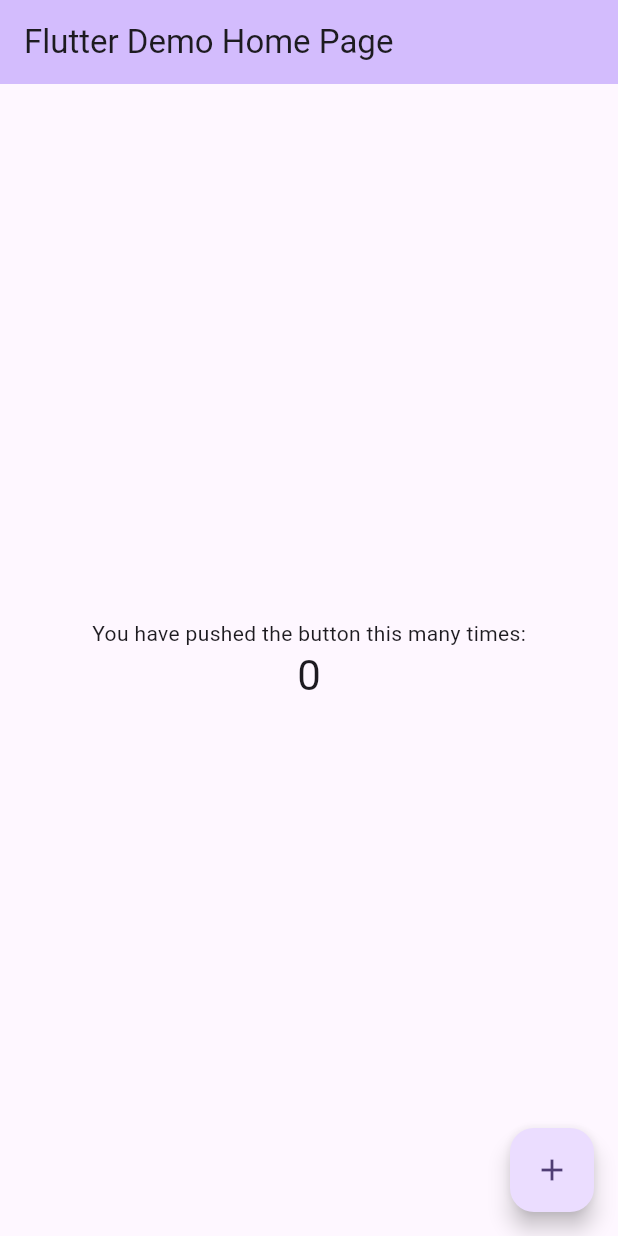
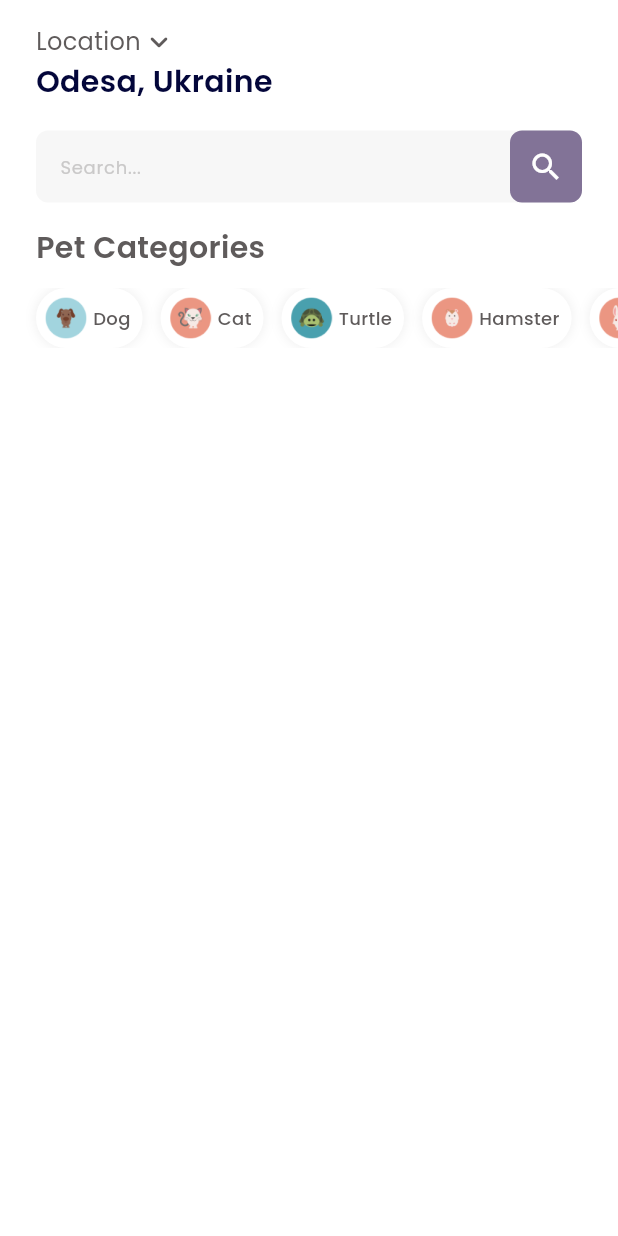
Before and after one commit to maksymzozuliak/KPP_Zozuliak, a Flutter app: the screen it shows after launch, on a phone screen of 412 x 824 dp. Run offline on Flutter 3.47's test engine with Material 3 defaults, Android fonts, the phone set to English and light mode, and no system bars; our stand-ins replace google_fonts; missing offline and left inert: dart:ffi.

Commit message:
PetScreen init

```diff
--- /dev/null
+++ b/lib/enum/category_enum.dart
@@ -0,0 +1,15 @@
+enum Category {
+  dog(name: "Dog", icon: "assets/images/dog_image.png"),
+  cat(name: "Cat", icon: "assets/images/cat_image.png"),
+  turtle(name: "Turtle", icon: "assets/images/turtle_image.png"),
+  hamster(name: "Hamster", icon: "assets/images/hamster_image.png"),
+  rabbit(name: "Rabbit", icon: "assets/images/rabbit_image.png");
+
+  const Category({
+    required this.name,
+    required this.icon,
+  });
+
+  final String name;
+  final String icon;
+}
--- a/lib/main.dart
+++ b/lib/main.dart
@@ -1,3 +1,4 @@
+import 'package:adopt_a_pet/ui/views/pet_screen/pet_screen.dart';
 import 'package:flutter/material.dart';
 
 void main() {
@@ -7,119 +8,19 @@ void main() {
 class MyApp extends StatelessWidget {
   const MyApp({super.key});
 
-  // This widget is the root of your application.
   @override
   Widget build(BuildContext context) {
     return MaterialApp(
       title: 'Flutter Demo',
+      debugShowCheckedModeBanner: false,
       theme: ThemeData(
-        // This is the theme of your application.
-        //
-        // TRY THIS: Try running your application with "flutter run". You'll see
-        // the application has a blue toolbar. Then, without quitting the app,
-        // try changing the seedColor in the colorScheme below to Colors.green
-        // and then invoke "hot reload" (save your changes or press the "hot
-        // reload" button in a Flutter-supported IDE, or press "r" if you used
-        // the command line to start the app).
-        //
-        // Notice that the counter didn't reset back to zero; the application
-        // state is not lost during the reload. To reset the state, use hot
-        // restart instead.
-        //
-        // This works for code too, not just values: Most code changes can be
-        // tested with just a hot reload.
         colorScheme: ColorScheme.fromSeed(seedColor: Colors.deepPurple),
         useMaterial3: true,
       ),
-      home: const MyHomePage(title: 'Flutter Demo Home Page'),
+      home: Scaffold(
+          body: PetScreen(),
+          backgroundColor: Colors.white,
+      ),
     );
   }
 }
-
-class MyHomePage extends StatefulWidget {
-  const MyHomePage({super.key, required this.title});
-
-  // This widget is the home page of your application. It is stateful, meaning
-  // that it has a State object (defined below) that contains fields that affect
-  // how it looks.
-
-  // This class is the configuration for the state. It holds the values (in this
-  // case the title) provided by the parent (in this case the App widget) and
-  // used by the build method of the State. Fields in a Widget subclass are
-  // always marked "final".
-
-  final String title;
-
-  @override
-  State<MyHomePage> createState() => _MyHomePageState();
-}
-
-class _MyHomePageState extends State<MyHomePage> {
-  int _counter = 0;
-
-  void _incrementCounter() {
-    setState(() {
-      // This call to setState tells the Flutter framework that something has
-      // changed in this State, which causes it to rerun the build method below
-      // so that the display can reflect the updated values. If we changed
-      // _counter without calling setState(), then the build method would not be
-      // called again, and so nothing would appear to happen.
-      _counter++;
-    });
-  }
-
-  @override
-  Widget build(BuildContext context) {
-    // This method is rerun every time setState is called, for instance as done
-    // by the _incrementCounter method above.
-    //
-    // The Flutter framework has been optimized to make rerunning build methods
-    // fast, so that you can just rebuild anything that needs updating rather
-    // than having to individually change instances of widgets.
-    return Scaffold(
-      appBar: AppBar(
-        // TRY THIS: Try changing the color here to a specific color (to
-        // Colors.amber, perhaps?) and trigger a hot reload to see the AppBar
-        // change color while the other colors stay the same.
-        backgroundColor: Theme.of(context).colorScheme.inversePrimary,
-        // Here we take the value from the MyHomePage object that was created by
-        // the App.build method, and use it to set our appbar title.
-        title: Text(widget.title),
-      ),
-      body: Center(
-        // Center is a layout widget. It takes a single child and positions it
-        // in the middle of the parent.
-        child: Column(
-          // Column is also a layout widget. It takes a list of children and
-          // arranges them vertically. By default, it sizes itself to fit its
-          // children horizontally, and tries to be as tall as its parent.
-          //
-          // Column has various properties to control how it sizes itself and
-          // how it positions its children. Here we use mainAxisAlignment to
-          // center the children vertically; the main axis here is the vertical
-          // axis because Columns are vertical (the cross axis would be
-          // horizontal).
-          //
-          // TRY THIS: Invoke "debug painting" (choose the "Toggle Debug Paint"
-          // action in the IDE, or press "p" in the console), to see the
-          // wireframe for each widget.
-          mainAxisAlignment: MainAxisAlignment.center,
-          children: <Widget>[
-            const Text(
-              'You have pushed the button this many times:',
-            ),
-            Text(
-              '$_counter',
-              style: Theme.of(context).textTheme.headlineMedium,
-            ),
-          ],
-        ),
-      ),
-      floatingActionButton: FloatingActionButton(
-        onPressed: _incrementCounter,
-        tooltip: 'Increment',
-        child: const Icon(Icons.add),
-      ), // This trailing comma makes auto-formatting nicer for build methods.
-    );
-  }
-}
--- /dev/null
+++ b/lib/ui/views/pet_screen/category_list/categories_list.dart
@@ -0,0 +1,29 @@
+import 'package:adopt_a_pet/ui/views/pet_screen/category_list/category_item.dart';
+import 'package:flutter/material.dart';
+import '../../../../enum/category_enum.dart';
+import 'package:google_fonts/google_fonts.dart';
+
+class CategoryList extends StatelessWidget {
+
+  final List<Category> categoryList;
+
+  const CategoryList({
+    required this.categoryList
+  });
+
+  @override
+  Widget build(BuildContext context) {
+    return Container(
+      height: 40.0,
+      child: ListView.separated(
+        padding: const EdgeInsets.symmetric(horizontal: 24.0),
+        itemCount: categoryList.length,
+        scrollDirection: Axis.horizontal,
+        separatorBuilder: (context, index) => const SizedBox(width: 12.0),
+        itemBuilder: (context, index) {
+          return CategoryItem(category: categoryList[index]);
+        },
+      ),
+    );
+  }
+}
--- /dev/null
+++ b/lib/ui/views/pet_screen/category_list/category_item.dart
@@ -0,0 +1,49 @@
+import 'package:flutter/cupertino.dart';
+import 'package:flutter/material.dart';
+import '../../../../enum/category_enum.dart';
+import '../../../widgets/text/body4_text.dart';
+
+class CategoryItem extends StatelessWidget {
+
+  final Category category;
+
+  const CategoryItem(
+      {
+        required this.category
+      }
+  );
+
+  @override
+  Widget build(BuildContext context) {
+
+    return Container(
+      padding: const EdgeInsets.fromLTRB(6,6,8,6),
+      decoration: BoxDecoration(
+        color: Colors.white,
+        borderRadius: BorderRadius.circular(32.0),
+        boxShadow: [
+          BoxShadow(
+            color: Colors.grey.withOpacity(0.15),
+            spreadRadius: 1,
+            blurRadius: 5,
+            offset: const Offset(0, 0),
+          ),
+        ]
+      ),
+      child: Row(
+        children: [
+          Image.asset(
+            height: 28.0,
+            width: 28.0,
+            category.icon,
+          ),
+          const SizedBox(width: 4.0),
+          Body4Text(
+            text: category.name,
+            textColor: const Color(0xFF5F5B5B),
+          )
+        ],
+      )
+    );
+  }
+}
--- /dev/null
+++ b/lib/ui/views/pet_screen/location_widget.dart
@@ -0,0 +1,35 @@
+import 'package:adopt_a_pet/ui/widgets/text/body2_text.dart';
+import 'package:flutter/material.dart';
+import 'package:google_fonts/google_fonts.dart';
+
+import '../../widgets/text/body1_text.dart';
+
+class LocationWidget extends StatelessWidget {
+  @override
+  Widget build(BuildContext context) {
+    return GestureDetector(
+      onTap: () => {},
+      child: Column(
+        crossAxisAlignment: CrossAxisAlignment.start,
+        children: [
+          Row(
+              children: [
+                Body2Text(
+                    text: "Location",
+                    textColor: const Color(0xFF5F5B5B)
+                ),
+                const Icon(
+                    Icons.keyboard_arrow_down_rounded,
+                  color: Color(0xFF5F5B5B),
+                )
+              ]
+          ),
+          Body1Text(
+              text: "Odesa, Ukraine",
+              textColor: const Color(0xFF03063A)
+          ),
+        ],
+      ),
+    );
+  }
+}
--- /dev/null
+++ b/lib/ui/views/pet_screen/pet_screen.dart
@@ -0,0 +1,59 @@
+import 'package:adopt_a_pet/enum/category_enum.dart';
+import 'package:adopt_a_pet/ui/views/pet_screen/category_list/categories_list.dart';
+import 'package:adopt_a_pet/ui/views/pet_screen/location_widget.dart';
+import 'package:adopt_a_pet/ui/views/pet_screen/pet_search_bar.dart';
+import 'package:adopt_a_pet/ui/widgets/text/h2_text.dart';
+import 'package:flutter/cupertino.dart';
+import 'package:flutter/material.dart';
+
+class PetScreen extends StatelessWidget {
+  @override
+  Widget build(BuildContext context) {
+    return SafeArea(
+      child: Padding(
+        padding: const EdgeInsets.only(top: 16.0),
+        child: Column(
+          mainAxisAlignment: MainAxisAlignment.start,
+          crossAxisAlignment: CrossAxisAlignment.start,
+          children: [
+            Padding(
+              padding: const EdgeInsets.symmetric(horizontal: 24.0),
+              child: LocationWidget(),
+            ),
+            const SizedBox(
+              height: 18.0,
+            ),
+            const Padding(
+              padding: EdgeInsets.symmetric(horizontal: 24.0),
+              child: PetSearchBar(
+                height: 48.0,
+              ),
+            ),
+            const SizedBox(
+              height: 16.0,
+            ),
+            Padding(
+              padding: const EdgeInsets.symmetric(horizontal: 24.0),
+              child: H2Text(
+                text: "Pet Categories",
+                textColor: const Color(0xFF5F5B5B),
+              ),
+            ),
+            const SizedBox(
+              height: 12.0,
+            ),
+            const CategoryList(
+              categoryList: [
+                Category.dog,
+                Category.cat,
+                Category.turtle,
+                Category.hamster,
+                Category.rabbit,
+              ],
+            ),
+          ],
+        ),
+      ),
+    );
+  }
+}
--- /dev/null
+++ b/lib/ui/views/pet_screen/pet_search_bar.dart
@@ -0,0 +1,76 @@
+import 'dart:ffi';
+
+import 'package:adopt_a_pet/ui/views/pet_screen/location_widget.dart';
+import 'package:flutter/material.dart';
+import 'package:google_fonts/google_fonts.dart';
+
+class PetSearchBar extends StatelessWidget {
+
+  final double height;
+
+  const PetSearchBar(
+    {super.key, required this.height}
+  );
+
+  get textEditingController => null;
+
+  @override
+  Widget build(BuildContext context) {
+
+    return Container(
+      height: height,
+      decoration: BoxDecoration(
+        color: const Color(0xFFF7F7F7),
+        borderRadius: BorderRadius.circular(8.0),
+      ),
+      child: Row(
+        children: [
+          Expanded(
+            child: TextField(
+              controller: textEditingController,
+              textAlign: TextAlign.left,
+              cursorColor: Color(0xFF03063A),
+              textAlignVertical: TextAlignVertical.bottom,
+              decoration: InputDecoration(
+                hintText: "Search...",
+                hintStyle: GoogleFonts.poppins(
+                  textStyle: const TextStyle(
+                    color: Color(0xFFCAC9C9),
+                    fontSize: 12,
+                    fontWeight: FontWeight.w400,
+                  ),
+                ),
+                contentPadding: const EdgeInsets.only(left: 16, right: 16, bottom: 18),
+                border: InputBorder.none,
+              ),
+              style: GoogleFonts.poppins(
+                textStyle: const TextStyle(
+                  color: Color(0xFF03063A),
+                  fontSize: 14,
+                  fontWeight: FontWeight.w500,
+                ),
+              ),
+            ),
+          ),
+          GestureDetector(
+            onTap: () {
+              // Handle search action
+            },
+            child: Container(
+              height: height,
+              width: height,
+              decoration: BoxDecoration(
+                color: const Color(0xFF827397),
+                borderRadius: BorderRadius.circular(8.0),
+              ),
+              child: const Icon(
+                Icons.search,
+                color: Colors.white,
+              ),
+            ),
+          ),
+        ],
+      ),
+    );
+  }
+}
--- /dev/null
+++ b/lib/ui/widgets/text/body1_text.dart
@@ -0,0 +1,32 @@
+import 'package:flutter/material.dart';
+import 'package:google_fonts/google_fonts.dart';
+
+class Body1Text extends StatelessWidget {
+  final String text;
+  final Color textColor;
+  final TextAlign? textAlign;
+  final TextDecoration? textDecoration;
+
+  Body1Text({
+    required this.text,
+    required this.textColor,
+    this.textAlign,
+    this.textDecoration,
+  });
+
+  @override
+  Widget build(BuildContext context) {
+    return Text(
+      text,
+      textAlign: textAlign,
+      style: GoogleFonts.poppins(
+        textStyle: TextStyle(
+          color: textColor,
+          fontSize: 20,
+          fontWeight: FontWeight.w600,
+          decoration: textDecoration,
+        ),
+      ),
+    );
+  }
+}
--- /dev/null
+++ b/lib/ui/widgets/text/body2_text.dart
@@ -0,0 +1,32 @@
+import 'package:flutter/material.dart';
+import 'package:google_fonts/google_fonts.dart';
+
+class Body2Text extends StatelessWidget {
+  final String text;
+  final Color textColor;
+  final TextAlign? textAlign;
+  final TextDecoration? textDecoration;
+
+  Body2Text({
+    required this.text,
+    required this.textColor,
+    this.textAlign,
+    this.textDecoration,
+  });
+
+  @override
+  Widget build(BuildContext context) {
+    return Text(
+      text,
+      textAlign: textAlign,
+      style: GoogleFonts.poppins(
+        textStyle: TextStyle(
+          color: textColor,
+          fontSize: 16,
+          fontWeight: FontWeight.w400,
+          decoration: textDecoration,
+        ),
+      ),
+    );
+  }
+}
--- /dev/null
+++ b/lib/ui/widgets/text/body4_text.dart
@@ -0,0 +1,32 @@
+import 'package:flutter/material.dart';
+import 'package:google_fonts/google_fonts.dart';
+
+class Body4Text extends StatelessWidget {
+  final String text;
+  final Color textColor;
+  final TextAlign? textAlign;
+  final TextDecoration? textDecoration;
+
+  Body4Text({
+    required this.text,
+    required this.textColor,
+    this.textAlign,
+    this.textDecoration,
+  });
+
+  @override
+  Widget build(BuildContext context) {
+    return Text(
+      text,
+      textAlign: textAlign,
+      style: GoogleFonts.poppins(
+        textStyle: TextStyle(
+          color: textColor,
+          fontSize: 12,
+          fontWeight: FontWeight.w500,
+          decoration: textDecoration,
+        ),
+      ),
+    );
+  }
+}
--- /dev/null
+++ b/lib/ui/widgets/text/h2_text.dart
@@ -0,0 +1,32 @@
+import 'package:flutter/material.dart';
+import 'package:google_fonts/google_fonts.dart';
+
+class H2Text extends StatelessWidget {
+  final String text;
+  final Color textColor;
+  final TextAlign? textAlign;
+  final TextDecoration? textDecoration;
+
+  H2Text({
+    required this.text,
+    required this.textColor,
+    this.textAlign,
+    this.textDecoration,
+  });
+
+  @override
+  Widget build(BuildContext context) {
+    return Text(
+      text,
+      textAlign: textAlign,
+      style: GoogleFonts.poppins(
+        textStyle: TextStyle(
+          color: textColor,
+          fontSize: 20,
+          fontWeight: FontWeight.w600,
+          decoration: textDecoration,
+        ),
+      ),
+    );
+  }
+}
```
Also changed, not shown: pubspec.yaml (+7 -4 lines), assets/images/cat_image.png (added), assets/images/dog_image.png (added), assets/images/hamster_image.png (added), assets/images/rabbit_image.png (added), assets/images/turtle_image.png (added), pubspec.lock.
